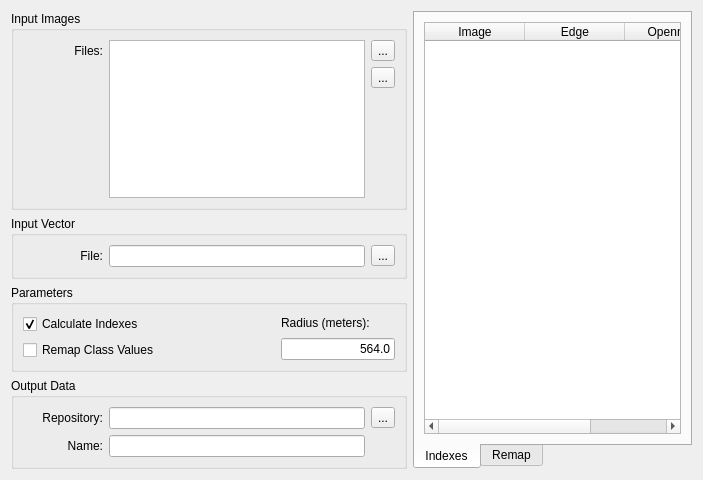
First picture: the form in src/terralib_mod_growth_qt/ui/ReclassifyWidgetForm.ui, repository ericabreu82/urban_analysis, before the edit.
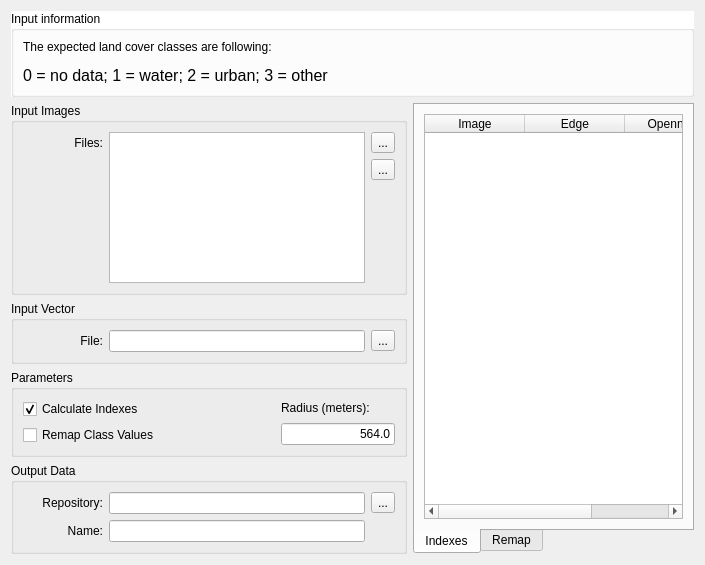
Second picture: the form after the edit.

Commit message: Now we normalize all the rasters (if needed) to ensure that it have the same number of lines and columns of the first input raster Adding some information about the expected raster classes in the reclassify widget

What changed in the file:
```diff
--- a/src/terralib_mod_growth_qt/ui/ReclassifyWidgetForm.ui
+++ b/src/terralib_mod_growth_qt/ui/ReclassifyWidgetForm.ui
@@ -6,15 +6,100 @@
    <rect>
     <x>0</x>
     <y>0</y>
-    <width>703</width>
-    <height>480</height>
+    <width>705</width>
+    <height>565</height>
    </rect>
   </property>
   <property name="windowTitle">
    <string>Reclassify</string>
   </property>
+  <layout class="QGridLayout" name="gridLayout_17">
+   <item row="0" column="0">
+    <layout class="QGridLayout" name="gridLayout_16">
+     <item row="0" column="0">
+      <widget class="QGroupBox" name="groupBox_4">
+       <property name="palette">
+        <palette>
+         <active>
+          <colorrole role="Base">
+           <brush brushstyle="SolidPattern">
+            <color alpha="255">
+             <red>255</red>
+             <green>255</green>
+             <blue>255</blue>
+            </color>
+           </brush>
+          </colorrole>
+          <colorrole role="Window">
+           <brush brushstyle="SolidPattern">
+            <color alpha="255">
+             <red>255</red>
+             <green>255</green>
+             <blue>255</blue>
+            </color>
+           </brush>
+          </colorrole>
+         </active>
+         <inactive>
+          <colorrole role="Base">
+           <brush brushstyle="SolidPattern">
+            <color alpha="255">
+             <red>255</red>
+             <green>255</green>
+             <blue>255</blue>
+            </color>
+           </brush>
+          </colorrole>
+          <colorrole role="Window">
+           <brush brushstyle="SolidPattern">
+            <color alpha="255">
+             <red>255</red>
+             <green>255</green>
+             <blue>255</blue>
+            </color>
+           </brush>
+          </colorrole>
+         </inactive>
+         <disabled>
+          <colorrole role="Base">
+           <brush brushstyle="SolidPattern">
+            <color alpha="255">
+             <red>255</red>
+             <green>255</green>
+             <blue>255</blue>
+            </color>
+           </brush>
+          </colorrole>
+          <colorrole role="Window">
+           <brush brushstyle="SolidPattern">
+            <color alpha="255">
+             <red>255</red>
+             <green>255</green>
+             <blue>255</blue>
+            </color>
+           </brush>
+          </colorrole>
+         </disabled>
+        </palette>
+       </property>
+       <property name="autoFillBackground">
+        <bool>true</bool>
+       </property>
+       <property name="title">
+        <string>Input information</string>
+       </property>
   <layout class="QGridLayout" name="gridLayout_15">
    <item row="0" column="0">
+         <widget class="QLabel" name="label">
+          <property name="text">
+           <string>&lt;html&gt;&lt;head/&gt;&lt;body&gt;&lt;p&gt;The expected land cover classes are following:&lt;/p&gt;&lt;p&gt;&lt;span style=&quot; font-size:12pt;&quot;&gt;0 = no data; 1 = water; 2 = urban; 3 = other&lt;/span&gt;&lt;/p&gt;&lt;/body&gt;&lt;/html&gt;</string>
+          </property>
+         </widget>
+        </item>
+       </layout>
+      </widget>
+     </item>
+     <item row="1" column="0">
     <layout class="QGridLayout" name="gridLayout_14">
      <item row="0" column="0">
       <layout class="QGridLayout" name="gridLayout_13">
@@ -370,6 +455,11 @@
     </layout>
    </item>
   </layout>
+   </item>
+  </layout>
+  <zorder>groupBox_2</zorder>
+  <zorder>groupBox_2</zorder>
+  <zorder>groupBox_4</zorder>
  </widget>
  <tabstops>
   <tabstop>m_imgFilesListWidget</tabstop>
```
Left out of the diff: 238 changed lines with no effect on the pictures. Lines whose indentation alone changed are shown as unchanged. The commit also changes 3 other files.
